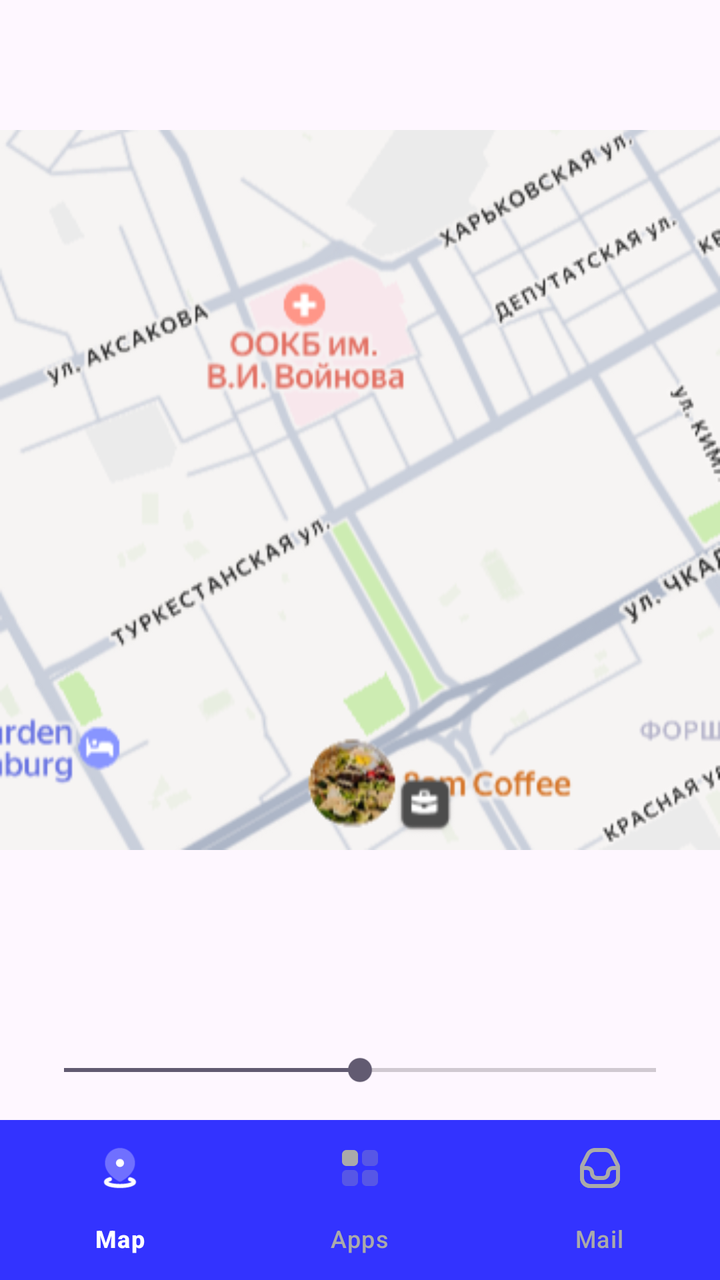
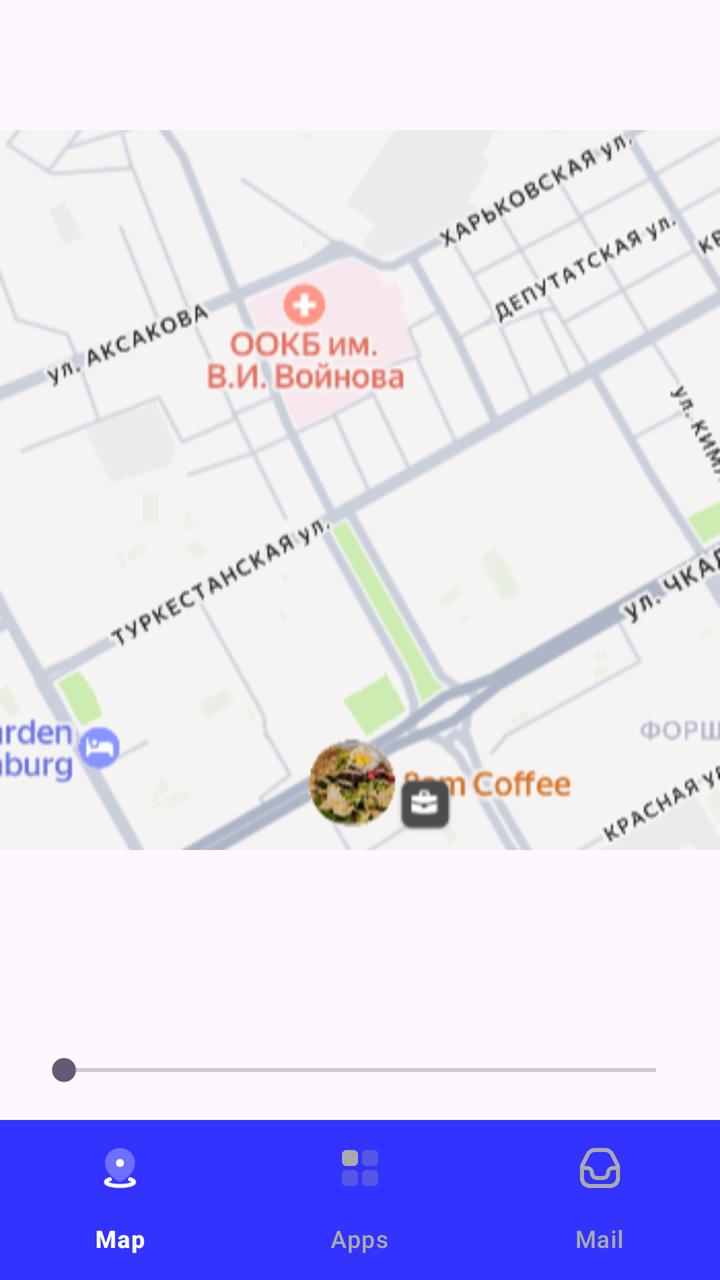

Screens rendered from an Android XML layout before and after an edit, with the pre-edit source and the edit as a unified diff.
<!-- AndroidManifest.xml: application theme Theme.Navigation -->
<!-- res/layout/activity_main.xml -->
<?xml version="1.0" encoding="utf-8"?>
<RelativeLayout
    xmlns:android="http://schemas.android.com/apk/res/android"
    xmlns:app="http://schemas.android.com/apk/res-auto"
    xmlns:tools="http://schemas.android.com/tools"
    android:id="@+id/main"
    android:layout_width="match_parent"
    android:layout_height="match_parent"
    tools:context=".MainActivity">

    <ImageView
        android:id="@+id/image_map"
        android:layout_width="match_parent"
        android:layout_height="match_parent"
        android:layout_marginBottom="150dp"
        android:src="@drawable/map"/>

    <SeekBar
        android:id="@+id/seek_map"
        android:layout_width="match_parent"
        android:layout_height="wrap_content"
        android:layout_above="@id/bottom_navigation"
        android:layout_margin="16dp"
        android:max="100"
        android:progress="50" />

    <ImageView
        android:id="@+id/image_apps"
        android:layout_width="match_parent"
        android:layout_height="match_parent"
        android:layout_marginBottom="90dp"
        android:src="@drawable/apps"
        android:visibility="gone" />

    <RatingBar
        android:id="@+id/rating_apps"
        android:layout_width="wrap_content"
        android:layout_height="wrap_content"
        android:layout_above="@id/bottom_navigation"
        android:layout_centerHorizontal="true"
        android:numStars="5"
        android:progressTint="#FFC107"
        android:progressBackgroundTint="#BDBDBD"
        android:rating="0"
        android:stepSize="1"
        android:visibility="gone" />

    <ImageView
        android:id="@+id/image_mail"
        android:layout_width="240dp"
        android:layout_height="240dp"
        android:layout_centerInParent="true"
        android:src="@drawable/icon_mail"
        android:visibility="gone" />

    <LinearLayout
        android:id="@+id/mail_controls"
        android:layout_width="match_parent"
        android:layout_height="wrap_content"
        android:layout_above="@id/bottom_navigation"
        android:layout_margin="16dp"
        android:gravity="center_horizontal"
        android:orientation="vertical"
        android:visibility="gone">

        <EditText
            android:id="@+id/edittext_mail"
            android:layout_width="match_parent"
            android:layout_height="wrap_content"
            android:hint="Впишите почту"/>

        <CheckBox
            android:id="@+id/checkbox_copy"
            android:layout_width="wrap_content"
            android:layout_height="wrap_content"
            android:text="Отправить копию себе" />

        <Button
            android:id="@+id/button_send"
            android:layout_width="wrap_content"
            android:layout_height="wrap_content"
            android:text="Отправить" />
    </LinearLayout>

    <com.google.android.material.bottomnavigation.BottomNavigationView
        android:id="@+id/bottom_navigation"
        android:layout_width="match_parent"
        android:layout_height="wrap_content"
        android:layout_alignParentBottom="true"
        app:itemBackground="@color/colorPrimary"
        app:itemIconTint="@color/bottom_navigation_item_background_colors"
        app:itemTextColor="@color/bottom_navigation_item_background_colors"
        app:menu="@menu/menu_bottom_navigation"/>

</RelativeLayout>
<!-- resources referenced by this layout -->
<resources>
  <color name="colorPrimary">#3333FF</color>
  <!-- drawable apps: png bitmap (drawable, 117682 bytes) -->
  <!-- drawable icon_mail (drawable) -->
  <vector xmlns:android="http://schemas.android.com/apk/res/android"
      android:width="32dp"
      android:height="32dp"
      android:viewportWidth="24"
      android:viewportHeight="24">
    <path
        android:pathData="M5,4.764C5.847,3.07 7.578,2 9.472,2H14.528C16.422,2 18.153,3.07 19,4.764L21.683,10.13C21.892,10.547 22,11.006 22,11.472V17C22,19.761 19.761,22 17,22H7C4.239,22 2,19.761 2,17V11.472C2,11.006 2.108,10.547 2.317,10.13L5,4.764ZM9.472,4C8.336,4 7.297,4.642 6.789,5.658L4.106,11.025C4.036,11.164 4,11.317 4,11.472V17C4,18.657 5.343,20 7,20H17C18.657,20 20,18.657 20,17V11.472C20,11.317 19.964,11.164 19.894,11.025L17.211,5.658C16.703,4.642 15.664,4 14.528,4H9.472Z"
        android:fillColor="#4296FF"
        android:fillType="evenOdd"/>
    <path
        android:pathData="M2,11H5.5C7.433,11 9,12.567 9,14.5C9,15.328 9.672,16 10.5,16H13.5C14.328,16 15,15.328 15,14.5C15,12.567 16.567,11 18.5,11H22V17C22,19.761 19.761,22 17,22H7C4.239,22 2,19.761 2,17V11ZM4,13V17C4,18.657 5.343,20 7,20H17C18.657,20 20,18.657 20,17V13H18.5C17.672,13 17,13.672 17,14.5C17,16.433 15.433,18 13.5,18H10.5C8.567,18 7,16.433 7,14.5C7,13.672 6.328,13 5.5,13H4Z"
        android:fillColor="#152C70"
        android:fillType="evenOdd"/>
  </vector>
  <!-- drawable map: png bitmap (drawable, 86652 bytes) -->
  <style name="Theme.Navigation" parent="Base.Theme.Navigation" />
  <style name="Base.Theme.Navigation" parent="Theme.Material3.DayNight.NoActionBar">
          
          
      </style>
</resources>

<!-- the commit's change to res/layout/activity_main.xml (unified diff, before → after) -->
@@ -13,6 +13,7 @@
         android:layout_width="match_parent"
         android:layout_height="match_parent"
         android:layout_marginBottom="150dp"
+        android:contentDescription="@string/todo"
         android:src="@drawable/map"/>
 
     <SeekBar
@@ -21,14 +22,15 @@
         android:layout_height="wrap_content"
         android:layout_above="@id/bottom_navigation"
         android:layout_margin="16dp"
-        android:max="100"
-        android:progress="50" />
+        android:max="500"
+        android:progress="0" />
 
     <ImageView
         android:id="@+id/image_apps"
         android:layout_width="match_parent"
         android:layout_height="match_parent"
         android:layout_marginBottom="90dp"
+        android:contentDescription="@string/todo"
         android:src="@drawable/apps"
         android:visibility="gone" />
 
@@ -50,6 +52,7 @@
         android:layout_width="240dp"
         android:layout_height="240dp"
         android:layout_centerInParent="true"
+        android:contentDescription="@string/todo"
         android:src="@drawable/icon_mail"
         android:visibility="gone" />
 
@@ -67,19 +70,21 @@
             android:id="@+id/edittext_mail"
             android:layout_width="match_parent"
             android:layout_height="wrap_content"
-            android:hint="Впишите почту"/>
+            android:autofillHints="zhan@gmail.com"
+            android:hint="@string/edit_email"
+            android:inputType="textEmailAddress" />
 
         <CheckBox
             android:id="@+id/checkbox_copy"
             android:layout_width="wrap_content"
             android:layout_height="wrap_content"
-            android:text="Отправить копию себе" />
+            android:text="@string/check_email" />
 
         <Button
             android:id="@+id/button_send"
             android:layout_width="wrap_content"
             android:layout_height="wrap_content"
-            android:text="Отправить" />
+            android:text="@string/button_email" />
     </LinearLayout>
 
     <com.google.android.material.bottomnavigation.BottomNavigationView
<!-- resource entries referenced after the edit -->
@@ -18,6 +18,10 @@
         android:fillType="evenOdd"/>
   </vector>
   <!-- drawable map: png bitmap (drawable, 86652 bytes) -->
+  <string name="button_email">Отправить</string>
+  <string name="check_email">Отправить копию себе</string>
+  <string name="edit_email">Впишите почту</string>
+  <string name="todo">TODO</string>
   <style name="Theme.Navigation" parent="Base.Theme.Navigation" />
   <style name="Base.Theme.Navigation" parent="Theme.Material3.DayNight.NoActionBar">
           
